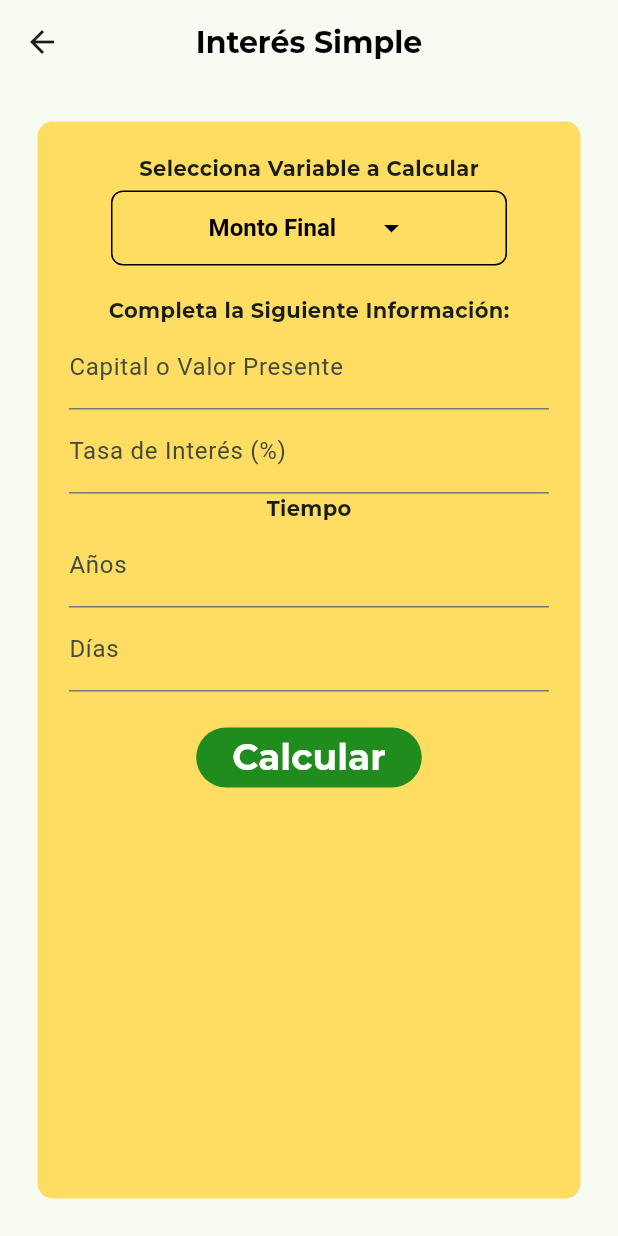
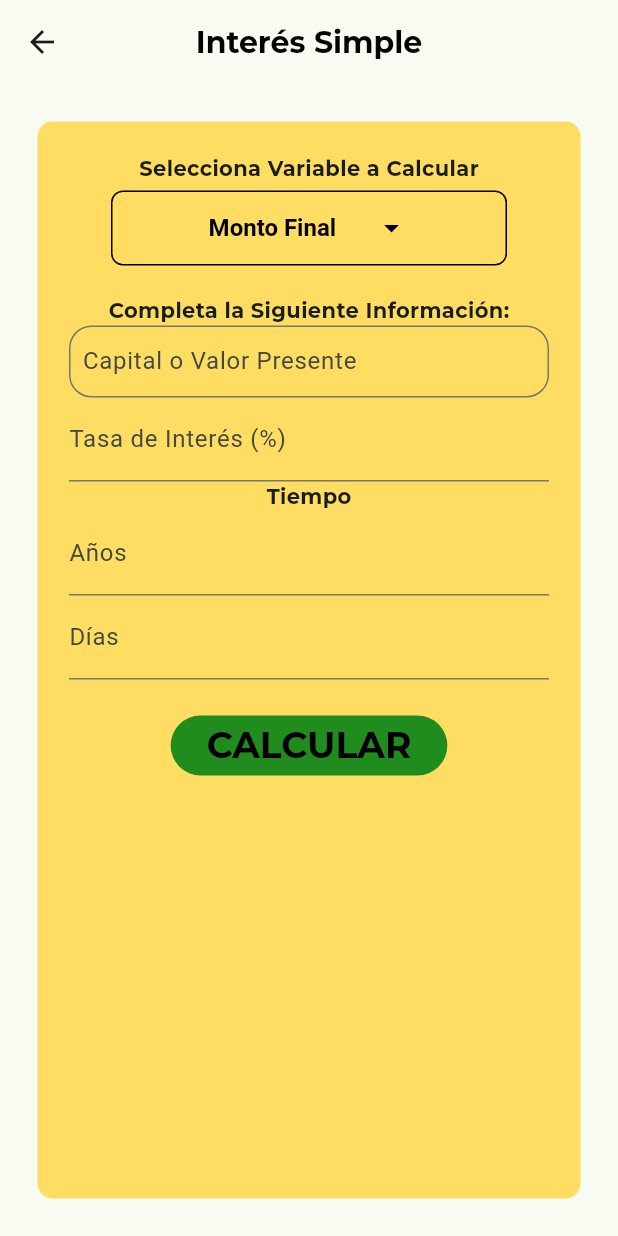
Before and after one commit to LuisPg10/ingemath, a Flutter app: the SimpleInterestScreen screen opened by its route, on a phone screen of 412 x 824 dp. Run offline on Flutter 3.47's test engine with Material 3 defaults, Android fonts, the phone set to English and light mode, and no system bars; our stand-ins replace flutter_riverpod, formz, go_router, google_fonts; project files that could hold a hidden picture were left out.

Commit message:
Updating Desing

```diff
--- /dev/null
+++ b/lib/domain/datasources/calculation_simple_interest_datasource.dart
@@ -0,0 +1,6 @@
+// abstract class CalculationSimpleInterestDatasource {
+//   Future<double> calculate
+
+
+
+// }
--- a/lib/domain/datasources/datasources.dart
+++ b/lib/domain/datasources/datasources.dart
@@ -1 +1,2 @@
 export 'calculation_annutiies_datasource.dart';
+export 'calculation_simple_interest_datasource.dart';
--- a/lib/presentation/screens/simple_interest_screen.dart
+++ b/lib/presentation/screens/simple_interest_screen.dart
@@ -16,7 +16,7 @@ class SimpleInterestScreen extends StatefulWidget {
 class SimpleInterestScreenState extends State<SimpleInterestScreen> {
   double? result;
 
-  void calculateResult() {
+  void calculateFinalAmount() {
     double vp = double.tryParse(vpController.text) ?? 0;
     double i = double.tryParse(iController.text) ?? 0;
     double d = double.tryParse(dController.text) ?? 0;
@@ -38,8 +38,11 @@ class SimpleInterestScreenState extends State<SimpleInterestScreen> {
           borderRadius: BorderRadius.circular(10.0),
           color: const Color(0xFFFFDC62),
         ),
+        height: double.infinity,
+        width: double.infinity,
         margin: const EdgeInsets.all(25),
         padding: const EdgeInsets.symmetric(horizontal: 20),
+        child: SingleChildScrollView(
           child: Column(
             children: [
               const SizedBox(height: 20),
@@ -52,9 +55,13 @@ class SimpleInterestScreenState extends State<SimpleInterestScreen> {
               CustomFilledButton(
                 buttonColor: const Color(0xFF218C1E),
                 onPressed: () {
-                calculateResult();
+                  calculateFinalAmount();
                 },
-              child: const Text("Calcular", style: TextStyle(fontSize: 24)),
+                child: const Text("CALCULAR",
+                    style: TextStyle(
+                      fontSize: 24,
+                      color: Colors.black,
+                    )),
               ),
               if (result != null)
                 Text(
@@ -64,6 +71,7 @@ class SimpleInterestScreenState extends State<SimpleInterestScreen> {
             ],
           ),
         ),
+      ),
     );
   }
 }
--- a/lib/presentation/widgets/Interes Simple/form_field.dart
+++ b/lib/presentation/widgets/Interes Simple/form_field.dart
@@ -10,8 +10,10 @@ class FormFieldText extends StatelessWidget {
 
   @override
   Widget build(BuildContext context) {
-    return TextFormField(
-      decoration: InputDecoration(labelText: texto),
+    return TextField(
+      decoration: InputDecoration(
+          labelText: texto,
+          border: OutlineInputBorder(borderRadius: BorderRadius.circular(15))),
     );
   }
 }
--- a/lib/presentation/widgets/Interes Simple/forms.dart
+++ b/lib/presentation/widgets/Interes Simple/forms.dart
@@ -22,11 +22,7 @@ class FormOption4 extends StatelessWidget {
       child: Column(
         children: [
           const Text("Completa la Siguiente Información:"),
-          TextFormField(
-            controller: vpController,
-            decoration:
-                const InputDecoration(labelText: "Capital o Valor Presente"),
-          ),
+          CampoText(vpController: vpController),
           TextFormField(
             controller: iController,
             decoration: const InputDecoration(labelText: "Tasa de Interés (%)"),
@@ -45,3 +41,23 @@ class FormOption4 extends StatelessWidget {
     );
   }
 }
+
+class CampoText extends StatelessWidget {
+  const CampoText({
+    super.key,
+    required this.vpController,
+  });
+
+  final TextEditingController vpController;
+
+  @override
+  Widget build(BuildContext context) {
+    return TextFormField(
+      controller: vpController,
+      decoration: InputDecoration(
+          labelText: "Capital o Valor Presente",
+          border: OutlineInputBorder(borderRadius: BorderRadius.circular(15)),
+          contentPadding: const EdgeInsets.all(5)),
+    );
+  }
+}
```
Lines whose indentation alone changed are shown as unchanged.
